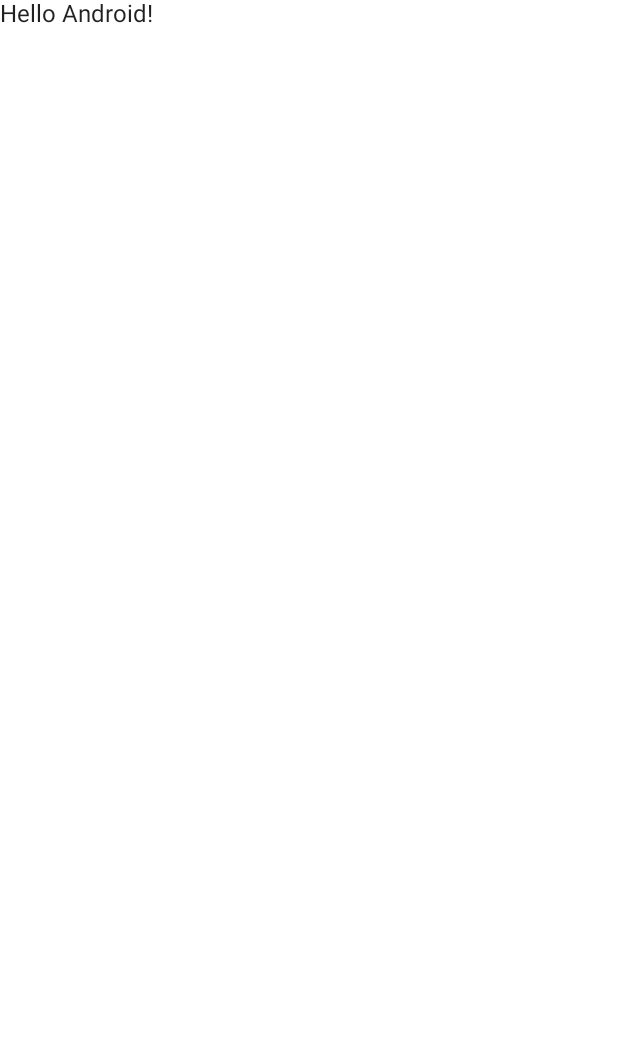
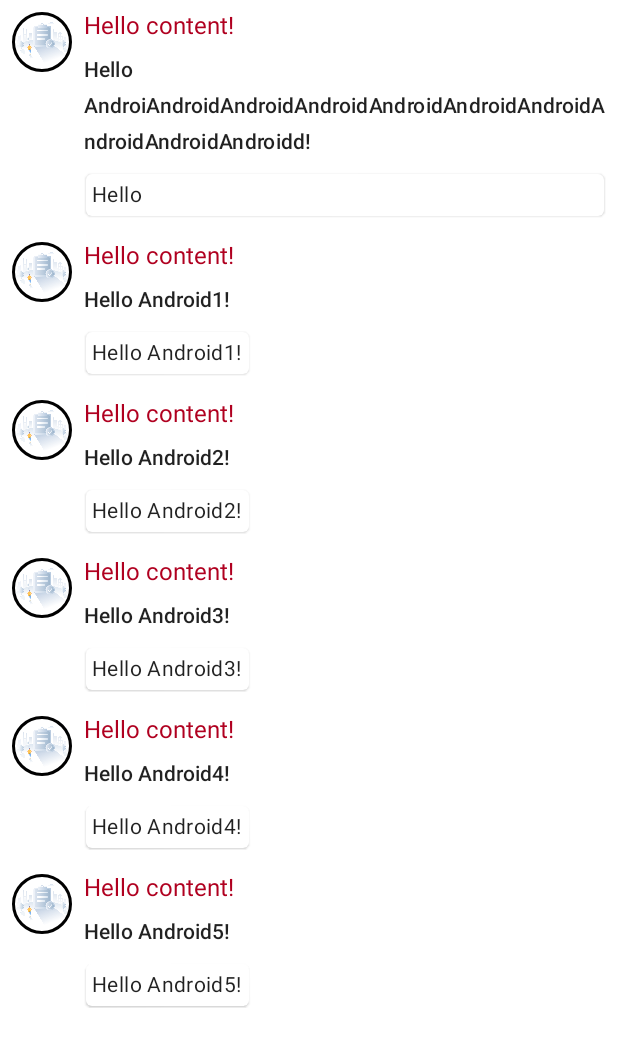
Before and after one commit to MrCodeSniper/ComposeZygote, an Android app built with Jetpack Compose: the screen it shows after launch (MainActivity), on a phone screen of 412 x 824 dp. Before the commit the part shown is almost empty. Shown: the top 1047 px of the screen. Run offline under Robolectric (Android 15) with nearby library versions, the phone set to English and light mode, and no system bars.

Commit message:
JetPackCompose 1.UI状态值 2.动画状态值 3.列表视图 lazy??

```diff
--- a/app/src/main/java/com/mrcodesniper/composezygote/MainActivity.kt
+++ b/app/src/main/java/com/mrcodesniper/composezygote/MainActivity.kt
@@ -4,20 +4,30 @@ import android.content.res.Configuration
 import android.os.Bundle
 import androidx.activity.ComponentActivity
 import androidx.activity.compose.setContent
+import androidx.compose.animation.animateColorAsState
+import androidx.compose.animation.animateContentSize
 import androidx.compose.foundation.Image
 import androidx.compose.foundation.border
+import androidx.compose.foundation.clickable
 import androidx.compose.foundation.layout.*
+import androidx.compose.foundation.lazy.LazyColumn
+import androidx.compose.foundation.lazy.items
 import androidx.compose.foundation.shape.CircleShape
 import androidx.compose.material.MaterialTheme
 import androidx.compose.material.Surface
 import androidx.compose.material.Text
 import androidx.compose.runtime.Composable
+import androidx.compose.runtime.mutableStateOf
+import androidx.compose.runtime.remember
 import androidx.compose.ui.Modifier
 import androidx.compose.ui.draw.clip
 import androidx.compose.ui.res.painterResource
 import androidx.compose.ui.tooling.preview.Preview
 import androidx.compose.ui.unit.dp
+import com.mrcodesniper.composezygote.data.sample_data
 import com.mrcodesniper.composezygote.ui.theme.ComposeZygoteTheme
+import androidx.compose.runtime.getValue
+import androidx.compose.runtime.setValue
 
 class MainActivity : ComponentActivity() {
     override fun onCreate(savedInstanceState: Bundle?) {
@@ -29,7 +39,7 @@ class MainActivity : ComponentActivity() {
                     modifier = Modifier.fillMaxSize(),
                     color = MaterialTheme.colors.background
                 ) {
-                    Greeting("Android")
+                    ConversationList(sample_data)
                 }
             }
         }
@@ -58,15 +68,27 @@ fun MessageCard(message: Message) {
             contentDescription = "image")
         //间隔控件
         Spacer(modifier = Modifier.width(8.dp))
-        Column {
+        //状态值 变化时更新UI
+        var isExpanded by remember{
+            mutableStateOf(false)
+        }
+        val surfaceColor by animateColorAsState(
+            if (isExpanded) MaterialTheme.colors.primary else MaterialTheme.colors.surface,
+        )
+        //每次点击修改状态值
+        Column(modifier = Modifier.clickable { isExpanded = !isExpanded }) {
             Text(text = "Hello ${message.author}!",color = MaterialTheme.colors.error)
             Spacer(modifier = Modifier.height(8.dp))
             //设置style样式 Typography排版
             Text(text = "Hello ${message.body}!", style = MaterialTheme.typography.subtitle2)
             Spacer(modifier = Modifier.height(8.dp))
-            Surface(shape = MaterialTheme.shapes.medium, elevation = 1.dp) { //一个面板用来做外围容器
+            Surface(
+                color = surfaceColor,//颜色变换时的动画
+                modifier = Modifier.animateContentSize().padding(1.dp),//可以在尺寸大小改变的时候添加动画
+                shape = MaterialTheme.shapes.medium, elevation = 1.dp) { //一个面板用来做外围容器
                 Text(text = "Hello ${message.body}!",
                     modifier = Modifier.padding(all = 4.dp),
+                    maxLines = if (isExpanded) Int.MAX_VALUE else 1,
                     style = MaterialTheme.typography.body2)
             }
         }
@@ -74,11 +96,25 @@ fun MessageCard(message: Message) {
     }
 }
 
+/**
+ * 列表展示
+ */
+@Composable
+fun ConversationList(messages:List<Message>){
+    LazyColumn{
+        items(messages){ message ->
+            MessageCard(message = message)
+        }
+    }
+}
+
+
 @Preview(name = "Light mode", showBackground = true)
 @Preview(name = "Dark mode", uiMode = Configuration.UI_MODE_NIGHT_YES, showBackground = true)
 @Composable
 fun PreviewMessageCard() {
-    MessageCard(
-        message = Message("Android","content")
-    )
+//    MessageCard(
+//        message = Message("Android","content")
+//    )
+    ConversationList(sample_data)
 }
--- /dev/null
+++ b/app/src/main/java/com/mrcodesniper/composezygote/data/SampleData.kt
@@ -0,0 +1,12 @@
+package com.mrcodesniper.composezygote.data
+
+import com.mrcodesniper.composezygote.Message
+
+val sample_data = arrayListOf<Message>(
+    Message("AndroiAndroidAndroidAndroidAndroidAndroidAndroidAndroidAndroidAndroidd","content"),
+    Message("Android1","content"),
+    Message("Android2","content"),
+    Message("Android3","content"),
+    Message("Android4","content"),
+    Message("Android5","content")
+)
```
